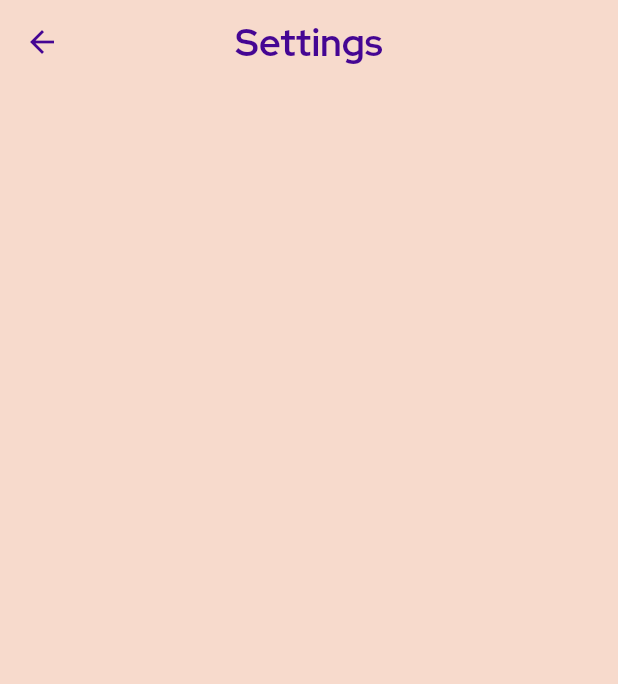
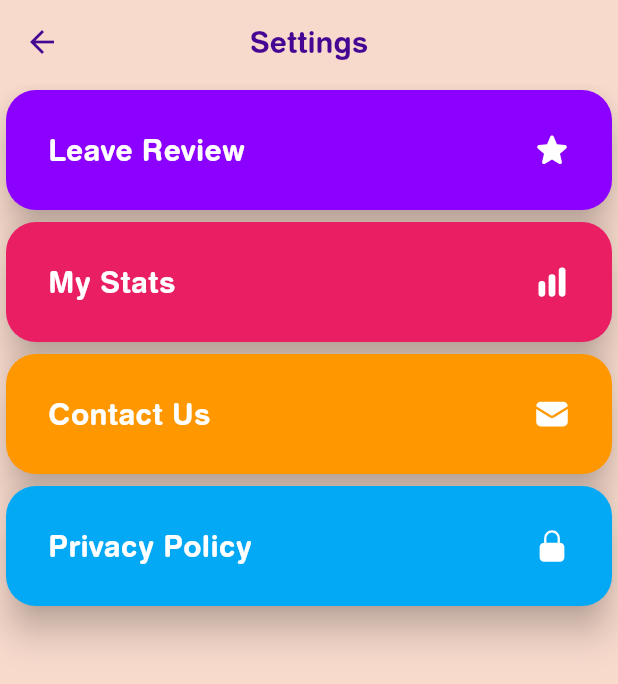
Before and after one commit to khandev-bac/swiperipe, a Flutter app: the screen it shows after launch, after a tap on an icon or button, on a phone screen of 412 x 824 dp. Shown: the top 684 px of the screen. Run offline on Flutter 3.47's test engine with Material 3 defaults, Android fonts, the light colour scheme and no system bars; our stand-ins replace flutter_svg.

Commit message:
add settingcard widget

```diff
--- a/lib/main.dart
+++ b/lib/main.dart
@@ -20,7 +20,7 @@ class MyApp extends StatelessWidget {
       home: Scaffold(
         backgroundColor: Customcolors.primary,
         appBar: AppBar(
-          title: Text("SwipeRipe", style: Customfonts.swiss),
+          title: Text("Swiperipe", style: Customfonts.swiss),
           backgroundColor: Customcolors.primary,
           actions: [
             // First icon
--- a/lib/screens/Settings/settings.dart
+++ b/lib/screens/Settings/settings.dart
@@ -1,6 +1,7 @@
 import 'package:flutter/material.dart';
 import 'package:swiperipe/contants/CustomColors.dart';
 import 'package:swiperipe/contants/CustomFonts.dart';
+import 'package:swiperipe/widets/SettingCards.dart';
 
 class SettingsScren extends StatelessWidget {
   const SettingsScren({super.key});
@@ -13,7 +14,52 @@ class SettingsScren extends StatelessWidget {
         centerTitle: true,
         iconTheme: const IconThemeData(color: Customcolors.customDarkBlue),
         backgroundColor: Customcolors.primary,
-        title: Text("Settings", style: Customfonts.ScreensAppBar),
+        title: Text(
+          "Settings",
+          style: TextStyle(
+            fontFamily: "Swiss",
+            fontSize: 20,
+            color: Customcolors.customDarkBlue,
+          ),
+        ),
+      ),
+      body: Column(
+        crossAxisAlignment: CrossAxisAlignment.start,
+        children: [
+          SettingCard(
+            title: "Leave Review",
+            svg: "assets/vectors/review.svg",
+            cardColor: Customcolors.customBlue,
+            onTap: () {},
+            iconColor: Colors.white,
+            titleColor: Colors.white,
+          ),
+
+          SettingCard(
+            title: "My Stats",
+            svg: "assets/vectors/state.svg",
+            cardColor: Colors.pink,
+            onTap: () {},
+            iconColor: Colors.white,
+            titleColor: Colors.white,
+          ),
+          SettingCard(
+            title: "Contact Us",
+            svg: "assets/vectors/cont.svg",
+            cardColor: Colors.orange,
+            onTap: () {},
+            iconColor: Colors.white,
+            titleColor: Colors.white,
+          ),
+          SettingCard(
+            title: "Privacy Policy",
+            svg: "assets/vectors/policy.svg",
+            cardColor: Colors.lightBlue,
+            onTap: () {},
+            iconColor: Colors.white,
+            titleColor: Colors.white,
+          ),
+        ],
       ),
     );
   }
--- a/lib/screens/StatesScreen/StateScreen.dart
+++ b/lib/screens/StatesScreen/StateScreen.dart
@@ -14,7 +14,14 @@ class StatesScren extends StatelessWidget {
         centerTitle: true,
         backgroundColor: Customcolors.primary,
         title: Center(
-          child: Text("SwipeRipe", style: Customfonts.ScreensAppBar),
+          child: Text(
+            "Swiperipe",
+            style: TextStyle(
+              fontFamily: "Swiss",
+              fontSize: 20,
+              color: Customcolors.customDarkBlue,
+            ),
+          ),
         ),
       ),
     );
--- /dev/null
+++ b/lib/widets/SettingCards.dart
@@ -0,0 +1,61 @@
+import 'package:flutter/material.dart';
+import 'package:flutter_svg/svg.dart';
+import 'package:swiperipe/contants/CustomFonts.dart';
+
+class SettingCard extends StatelessWidget {
+  final String title;
+  final Color titleColor;
+  final String svg;
+  final Color cardColor;
+  final Color iconColor;
+  final VoidCallback onTap;
+  const SettingCard({
+    super.key,
+    required this.title,
+    required this.svg,
+    required this.cardColor,
+    required this.onTap,
+    required this.iconColor,
+    required this.titleColor,
+  });
+
+  @override
+  Widget build(BuildContext context) {
+    return GestureDetector(
+      onTap: onTap,
+      child: Card(
+        color: cardColor,
+        shape: RoundedRectangleBorder(borderRadius: BorderRadius.circular(20)),
+        elevation: 10,
+        child: Container(
+          height: 80,
+          child: Padding(
+            padding: const EdgeInsets.symmetric(horizontal: 20, vertical: 12),
+            child: Padding(
+              padding: const EdgeInsets.all(8),
+              child: Row(
+                mainAxisAlignment: MainAxisAlignment.spaceBetween,
+                children: [
+                  Text(
+                    title,
+                    style: TextStyle(
+                      fontFamily: "Swiss",
+                      color: titleColor,
+                      fontSize: 20,
+                    ),
+                  ),
+                  SvgPicture.asset(
+                    svg,
+                    width: 24,
+                    height: 24,
+                    color: iconColor,
+                  ),
+                ],
+              ),
+            ),
+          ),
+        ),
+      ),
+    );
+  }
+}
```
Also changed, not shown: assets/vectors/cont.svg (added), assets/vectors/email.svg (deleted), assets/vectors/policy.svg, assets/vectors/review.svg (added).
